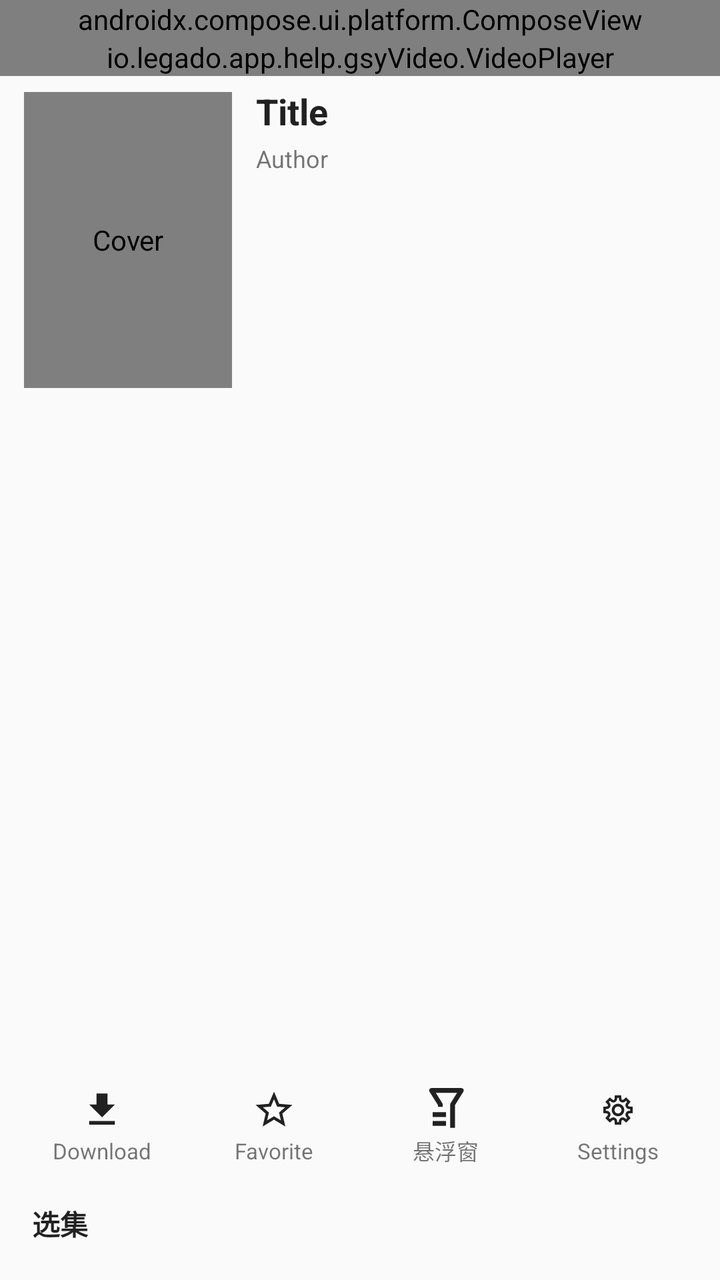
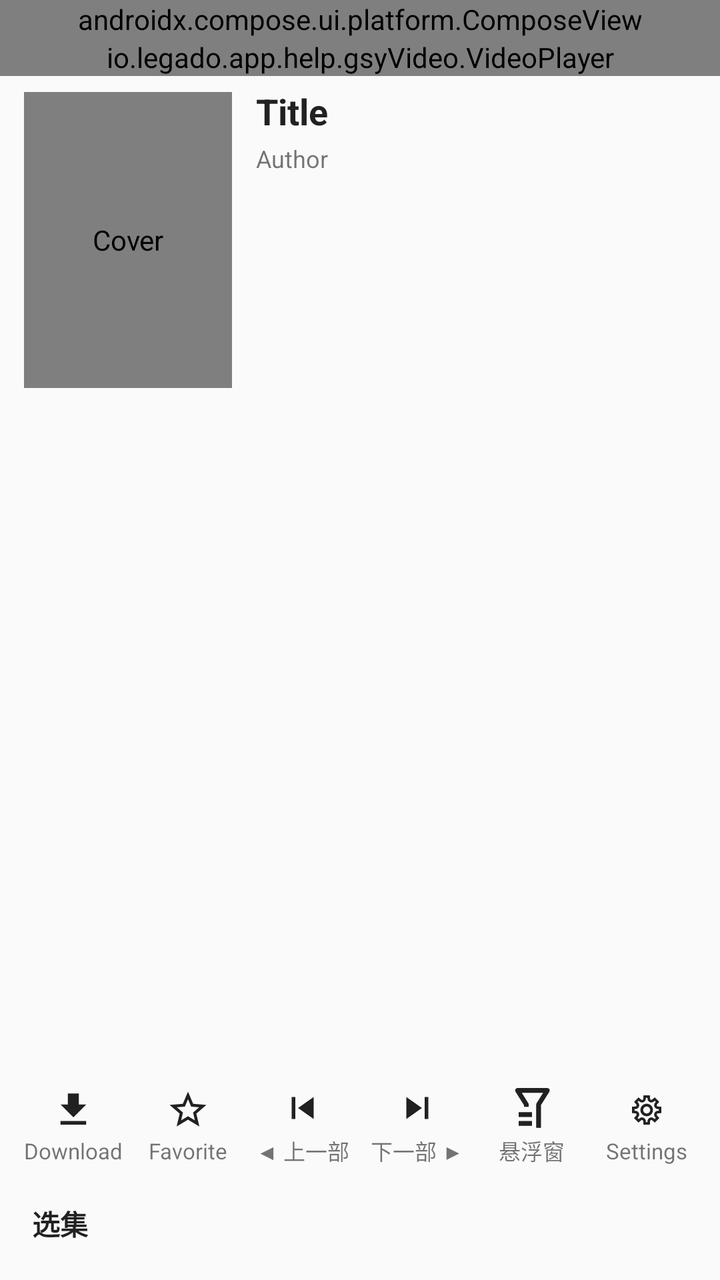

An Android layout rendered at two revisions. The XML below is the earlier revision; the diff shows what the commit changed to produce the second picture.
<!-- AndroidManifest.xml: application theme AppTheme.Light -->
<!-- res/layout/activity_video_player.xml -->
<?xml version="1.0" encoding="utf-8"?>
<LinearLayout xmlns:android="http://schemas.android.com/apk/res/android"
    xmlns:app="http://schemas.android.com/apk/res-auto"
    xmlns:tools="http://schemas.android.com/tools"
    android:layout_width="match_parent"
    android:layout_height="match_parent"
    android:orientation="vertical">

    
    <androidx.compose.ui.platform.ComposeView
        android:id="@+id/compose_top_bar"
        android:layout_width="match_parent"
        android:layout_height="wrap_content" />

    <FrameLayout
        android:id="@+id/layout_content"
        android:layout_width="match_parent"
        android:layout_height="0dp"
        android:layout_weight="1">

        
        <LinearLayout
            android:id="@+id/viewPagerContainer"
            android:layout_width="match_parent"
            android:layout_height="match_parent"
            android:orientation="vertical"
            android:visibility="gone">

            <androidx.viewpager2.widget.ViewPager2
                android:id="@+id/viewPager"
                android:layout_width="match_parent"
                android:layout_height="match_parent" />

        </LinearLayout>

        
        <LinearLayout
            android:id="@+id/legacyContainer"
            android:layout_width="match_parent"
            android:layout_height="match_parent"
            android:orientation="vertical">

            <io.legado.app.help.gsyVideo.VideoPlayer
                android:id="@+id/playerView"
                android:layout_width="match_parent"
                android:layout_height="wrap_content"
                tools:layout_height="300dp" />

            <LinearLayout
                android:id="@+id/data"
                android:layout_width="match_parent"
                android:layout_height="0dp"
                android:layout_marginStart="12dp"
                android:layout_marginTop="8dp"
                android:layout_marginEnd="12dp"
                android:layout_weight="1"
                android:orientation="horizontal">

                <io.legado.app.ui.widget.image.CoverImageView
                    android:id="@+id/iv_cover"
                    android:layout_width="104dp"
                    android:layout_height="148dp"
                    android:contentDescription="@string/img_cover"
                    android:scaleType="centerCrop"
                    android:src="@drawable/image_cover_default" />

                <LinearLayout
                    android:id="@+id/info"
                    android:layout_width="0dp"
                    android:layout_height="match_parent"
                    android:layout_marginStart="12dp"
                    android:layout_weight="1"
                    android:orientation="vertical">

                    <TextView
                        android:id="@+id/tv_name"
                        android:layout_width="match_parent"
                        android:layout_height="wrap_content"
                        android:ellipsize="end"
                        android:includeFontPadding="false"
                        android:maxLines="2"
                        android:text="@string/book_name"
                        android:textColor="@color/primaryText"
                        android:textSize="@dimen/text_18sp"
                        android:textStyle="bold" />

                    <LinearLayout
                        android:layout_width="match_parent"
                        android:layout_height="wrap_content"
                        android:layout_marginTop="6dp"
                        android:gravity="center_vertical"
                        android:orientation="horizontal">

                        <TextView
                            android:id="@+id/tv_author"
                            android:layout_width="0dp"
                            android:layout_height="wrap_content"
                            android:layout_weight="1"
                            android:ellipsize="end"
                            android:includeFontPadding="false"
                            android:maxLines="1"
                            android:text="@string/author"
                            android:textColor="@color/tv_text_summary"
                            android:textSize="@dimen/text_12sp" />

                        
                        <TextView
                            android:id="@+id/tv_prev_film"
                            android:layout_width="wrap_content"
                            android:layout_height="wrap_content"
                            android:background="?attr/selectableItemBackground"
                            android:contentDescription="@string/play_prev_film"
                            android:paddingStart="4dp"
                            android:paddingTop="4dp"
                            android:paddingEnd="10dp"
                            android:paddingBottom="4dp"
                            android:singleLine="true"
                            android:text="@string/play_prev_film"
                            android:textColor="@color/primaryText"
                            android:textSize="@dimen/text_12sp"
                            android:visibility="gone" />

                        <TextView
                            android:id="@+id/tv_next_film"
                            android:layout_width="wrap_content"
                            android:layout_height="wrap_content"
                            android:background="?attr/selectableItemBackground"
                            android:contentDescription="@string/play_next_film"
                            android:paddingStart="10dp"
                            android:paddingTop="4dp"
                            android:paddingEnd="4dp"
                            android:paddingBottom="4dp"
                            android:singleLine="true"
                            android:text="@string/play_next_film"
                            android:textColor="@color/primaryText"
                            android:textSize="@dimen/text_12sp"
                            android:visibility="gone" />
                    </LinearLayout>

                    <androidx.core.widget.NestedScrollView
                        android:id="@+id/scroll_view_r"
                        android:layout_width="match_parent"
                        android:layout_height="0dp"
                        android:layout_marginTop="8dp"
                        android:layout_weight="1"
                        android:scrollbars="none">
                        <FrameLayout
                            android:id="@+id/tv_intro_container"
                            android:layout_width="match_parent"
                            android:layout_height="wrap_content" />
                    </androidx.core.widget.NestedScrollView>

                </LinearLayout>

            </LinearLayout>

            
            <LinearLayout
                android:id="@+id/legacy_actions"
                android:layout_width="match_parent"
                android:layout_height="60dp"
                android:layout_marginStart="8dp"
                android:layout_marginTop="4dp"
                android:layout_marginEnd="8dp"
                android:gravity="center_vertical"
                android:orientation="horizontal">

                <LinearLayout
                    android:id="@+id/action_download"
                    android:layout_width="0dp"
                    android:layout_height="match_parent"
                    android:layout_weight="1"
                    android:background="?attr/selectableItemBackgroundBorderless"
                    android:gravity="center"
                    android:orientation="vertical">

                    <ImageView
                        android:layout_width="22dp"
                        android:layout_height="22dp"
                        android:contentDescription="@string/action_download"
                        android:src="@drawable/ic_download"
                        app:tint="@color/primaryText" />

                    <TextView
                        android:layout_width="wrap_content"
                        android:layout_height="wrap_content"
                        android:layout_marginTop="2dp"
                        android:text="@string/action_download"
                        android:textColor="@color/tv_text_summary"
                        android:textSize="@dimen/text_11sp" />
                </LinearLayout>

                <LinearLayout
                    android:id="@+id/action_star"
                    android:layout_width="0dp"
                    android:layout_height="match_parent"
                    android:layout_weight="1"
                    android:background="?attr/selectableItemBackgroundBorderless"
                    android:gravity="center"
                    android:orientation="vertical">

                    <ImageView
                        android:id="@+id/iv_action_star"
                        android:layout_width="22dp"
                        android:layout_height="22dp"
                        android:contentDescription="@string/favorite"
                        android:src="@drawable/ic_star_border"
                        app:tint="@color/primaryText" />

                    <TextView
                        android:id="@+id/tv_action_star"
                        android:layout_width="wrap_content"
                        android:layout_height="wrap_content"
                        android:layout_marginTop="2dp"
                        android:text="@string/favorite"
                        android:textColor="@color/tv_text_summary"
                        android:textSize="@dimen/text_11sp" />
                </LinearLayout>

                <LinearLayout
                    android:id="@+id/action_float"
                    android:layout_width="0dp"
                    android:layout_height="match_parent"
                    android:layout_weight="1"
                    android:background="?attr/selectableItemBackgroundBorderless"
                    android:gravity="center"
                    android:orientation="vertical">

                    <ImageView
                        android:layout_width="22dp"
                        android:layout_height="22dp"
                        android:contentDescription="@string/float_window"
                        android:src="@drawable/ic_screen"
                        app:tint="@color/primaryText" />

                    <TextView
                        android:layout_width="wrap_content"
                        android:layout_height="wrap_content"
                        android:layout_marginTop="2dp"
                        android:text="@string/float_window"
                        android:textColor="@color/tv_text_summary"
                        android:textSize="@dimen/text_11sp" />
                </LinearLayout>

                <LinearLayout
                    android:id="@+id/action_settings"
                    android:layout_width="0dp"
                    android:layout_height="match_parent"
                    android:layout_weight="1"
                    android:background="?attr/selectableItemBackgroundBorderless"
                    android:gravity="center"
                    android:orientation="vertical">

                    <ImageView
                        android:layout_width="22dp"
                        android:layout_height="22dp"
                        android:contentDescription="@string/setting"
                        android:src="@drawable/ic_settings"
                        app:tint="@color/primaryText" />

                    <TextView
                        android:layout_width="wrap_content"
                        android:layout_height="wrap_content"
                        android:layout_marginTop="2dp"
                        android:text="@string/setting"
                        android:textColor="@color/tv_text_summary"
                        android:textSize="@dimen/text_11sp" />
                </LinearLayout>

            </LinearLayout>

            <LinearLayout
                android:id="@+id/chapters_container"
                android:layout_width="match_parent"
                android:layout_height="wrap_content"
                android:layout_marginBottom="8dp"
                android:orientation="vertical">

                
                <TextView
                    android:id="@+id/tv_route_label"
                    android:layout_width="wrap_content"
                    android:layout_height="wrap_content"
                    android:paddingStart="16dp"
                    android:paddingTop="4dp"
                    android:paddingBottom="2dp"
                    android:text="@string/video_section_routes"
                    android:textColor="@color/primaryText"
                    android:textSize="@dimen/text_14sp"
                    android:textStyle="bold"
                    android:visibility="gone" />

                <androidx.recyclerview.widget.RecyclerView
                    android:id="@+id/volumes"
                    android:layout_width="match_parent"
                    android:layout_height="wrap_content"
                    android:clipToPadding="false"
                    android:orientation="horizontal"
                    android:paddingStart="12dp"
                    android:paddingTop="2dp"
                    android:paddingEnd="12dp"
                    android:paddingBottom="2dp"
                    app:layoutManager="androidx.recyclerview.widget.LinearLayoutManager" />

                <TextView
                    android:id="@+id/tv_episode_label"
                    android:layout_width="wrap_content"
                    android:layout_height="wrap_content"
                    android:paddingStart="16dp"
                    android:paddingTop="4dp"
                    android:paddingBottom="2dp"
                    android:text="@string/video_section_episodes"
                    android:textColor="@color/primaryText"
                    android:textSize="@dimen/text_14sp"
                    android:textStyle="bold" />

                <androidx.recyclerview.widget.RecyclerView
                    android:id="@+id/chapters"
                    android:layout_width="match_parent"
                    android:layout_height="wrap_content"
                    android:clipToPadding="false"
                    android:orientation="horizontal"
                    android:paddingStart="12dp"
                    android:paddingTop="2dp"
                    android:paddingEnd="12dp"
                    android:paddingBottom="6dp"
                    app:layoutManager="androidx.recyclerview.widget.LinearLayoutManager" />

            </LinearLayout>

        </LinearLayout>

    </FrameLayout>

</LinearLayout>
<!-- resources referenced by this layout -->
<resources>
  <color name="primaryText">#de000000</color>
  <color name="tv_text_summary">#8A000000</color>
  <dimen name="text_11sp">11sp</dimen>
  <dimen name="text_12sp">12sp</dimen>
  <dimen name="text_14sp">14sp</dimen>
  <dimen name="text_18sp">18sp</dimen>
  <!-- drawable ic_download (drawable) -->
  <vector xmlns:android="http://schemas.android.com/apk/res/android"
      android:width="24dp"
      android:height="24dp"
      android:viewportWidth="24.0"
      android:viewportHeight="24.0">
      <path
          android:fillColor="#FFFFFFFF"
          android:pathData="M19,9h-4V3H9v6H5l7,7 7,-7zM5,18v2h14v-2H5z" />
  </vector>
  <!-- drawable ic_star_border (drawable) -->
  <vector xmlns:android="http://schemas.android.com/apk/res/android"
      android:width="24dp"
      android:height="24dp"
      android:viewportWidth="24.0"
      android:viewportHeight="24.0">
      <path
          android:fillColor="#FF000000"
          android:pathData="M22,9.24l-7.19,-0.62L12,2 9.19,8.63 2,9.24l5.46,4.73L5.82,21 12,17.27 18.18,21l-1.63,-7.03L22,9.24zM12,15.4l-3.76,2.27 1,-4.28 -3.32,-2.88 4.38,-0.38L12,6.1l1.71,4.04 4.38,0.38 -3.32,2.88 1,4.28L12,15.4z" />
  </vector>
  <string name="action_download">Download</string>
  <string name="author">Author</string>
  <string name="book_name">Title</string>
  <string name="favorite">Favorite</string>
  <string name="float_window">悬浮窗</string>
  <string name="img_cover">Cover</string>
  <string name="play_next_film">下一部 ▶</string>
  <string name="play_prev_film">◀ 上一部</string>
  <string name="setting">Settings</string>
  <string name="video_section_episodes">选集</string>
  <string name="video_section_routes">线路</string>
  <style name="AppTheme.Light" parent="Base.AppTheme">
          <item name="actionBarStyle">@style/AppTheme.AppBarOverlay.Light</item>
      </style>
  <style name="AppTheme.AppBarOverlay.Light" parent="ThemeOverlay.AppCompat.Light">
          <item name="colorAccent">@color/md_grey_900</item>
      </style>
  <color name="primary">@color/md_light_blue_800</color>
  <color name="primaryDark">@color/md_light_blue_900</color>
  <color name="accent">@color/md_pink_800</color>
  <style name="Style.PopupMenu" parent="Widget.AppCompat.PopupMenu">
          <item name="android:popupBackground">@drawable/bg_popup_menu</item>
      </style>
  <style name="Style.MenuItemText" parent="@android:style/TextAppearance.Widget.IconMenu.Item">
          <item name="android:textColor">@color/menu_color_default</item>
          <item name="android:textSize">16sp</item>
      </style>
  <color name="transparent">#00000000</color>
  <color name="md_grey_900">#212121</color>
  <color name="md_light_blue_800">#0277BD</color>
  <color name="md_light_blue_900">#01579B</color>
  <color name="md_pink_800">#AD1457</color>
  <!-- drawable bg_popup_menu (drawable) -->
  <?xml version="1.0" encoding="utf-8"?>
  <shape xmlns:android="http://schemas.android.com/apk/res/android"
         android:shape="rectangle">
  
      <solid android:color="@color/background_menu"/>
  
      <corners android:radius="2dp"/>
  
  </shape>
  <color name="menu_color_default">#383838</color>
  <color name="background_menu">@color/md_grey_200</color>
  <color name="md_grey_200">#EEEEEE</color>
  <!-- unchanged entries left out for length: 4 -->
</resources>

<!-- the commit's change to res/layout/activity_video_player.xml (unified diff, before → after) -->
@@ -102,39 +102,6 @@
                             android:text="@string/author"
                             android:textColor="@color/tv_text_summary"
                             android:textSize="@dimen/text_12sp" />
-
-                        
-                        <TextView
-                            android:id="@+id/tv_prev_film"
-                            android:layout_width="wrap_content"
-                            android:layout_height="wrap_content"
-                            android:background="?attr/selectableItemBackground"
-                            android:contentDescription="@string/play_prev_film"
-                            android:paddingStart="4dp"
-                            android:paddingTop="4dp"
-                            android:paddingEnd="10dp"
-                            android:paddingBottom="4dp"
-                            android:singleLine="true"
-                            android:text="@string/play_prev_film"
-                            android:textColor="@color/primaryText"
-                            android:textSize="@dimen/text_12sp"
-                            android:visibility="gone" />
-
-                        <TextView
-                            android:id="@+id/tv_next_film"
-                            android:layout_width="wrap_content"
-                            android:layout_height="wrap_content"
-                            android:background="?attr/selectableItemBackground"
-                            android:contentDescription="@string/play_next_film"
-                            android:paddingStart="10dp"
-                            android:paddingTop="4dp"
-                            android:paddingEnd="4dp"
-                            android:paddingBottom="4dp"
-                            android:singleLine="true"
-                            android:text="@string/play_next_film"
-                            android:textColor="@color/primaryText"
-                            android:textSize="@dimen/text_12sp"
-                            android:visibility="gone" />
                     </LinearLayout>
 
                     <androidx.core.widget.NestedScrollView
@@ -213,6 +180,58 @@
                         android:layout_height="wrap_content"
                         android:layout_marginTop="2dp"
                         android:text="@string/favorite"
+                        android:textColor="@color/tv_text_summary"
+                        android:textSize="@dimen/text_11sp" />
+                </LinearLayout>
+
+                
+                <LinearLayout
+                    android:id="@+id/action_prev"
+                    android:layout_width="0dp"
+                    android:layout_height="match_parent"
+                    android:layout_weight="1"
+                    android:background="?attr/selectableItemBackgroundBorderless"
+                    android:gravity="center"
+                    android:orientation="vertical">
+
+                    <ImageView
+                        android:layout_width="22dp"
+                        android:layout_height="22dp"
+                        android:contentDescription="@string/play_prev_film"
+                        android:src="@drawable/ic_skip_previous"
+                        app:tint="@color/primaryText" />
+
+                    <TextView
+                        android:layout_width="wrap_content"
+                        android:layout_height="wrap_content"
+                        android:layout_marginTop="2dp"
+                        android:text="@string/play_prev_film"
+                        android:textColor="@color/tv_text_summary"
+                        android:textSize="@dimen/text_11sp" />
+                </LinearLayout>
+
+                
+                <LinearLayout
+                    android:id="@+id/action_next"
+                    android:layout_width="0dp"
+                    android:layout_height="match_parent"
+                    android:layout_weight="1"
+                    android:background="?attr/selectableItemBackgroundBorderless"
+                    android:gravity="center"
+                    android:orientation="vertical">
+
+                    <ImageView
+                        android:layout_width="22dp"
+                        android:layout_height="22dp"
+                        android:contentDescription="@string/play_next_film"
+                        android:src="@drawable/ic_skip_next"
+                        app:tint="@color/primaryText" />
+
+                    <TextView
+                        android:layout_width="wrap_content"
+                        android:layout_height="wrap_content"
+                        android:layout_marginTop="2dp"
+                        android:text="@string/play_next_film"
                         android:textColor="@color/tv_text_summary"
                         android:textSize="@dimen/text_11sp" />
                 </LinearLayout>
<!-- resource entries referenced after the edit -->
@@ -15,6 +15,26 @@
       <path
           android:fillColor="#FFFFFFFF"
           android:pathData="M19,9h-4V3H9v6H5l7,7 7,-7zM5,18v2h14v-2H5z" />
+  </vector>
+  <!-- drawable ic_skip_next (drawable) -->
+  <vector xmlns:android="http://schemas.android.com/apk/res/android"
+      android:width="24dp"
+      android:height="24dp"
+      android:viewportWidth="24.0"
+      android:viewportHeight="24.0">
+      <path
+          android:fillColor="#FFF"
+          android:pathData="M6,18l8.5,-6L6,6v12zM16,6v12h2V6h-2z" />
+  </vector>
+  <!-- drawable ic_skip_previous (drawable) -->
+  <vector xmlns:android="http://schemas.android.com/apk/res/android"
+      android:width="24dp"
+      android:height="24dp"
+      android:viewportWidth="24.0"
+      android:viewportHeight="24.0">
+      <path
+          android:fillColor="#FF000000"
+          android:pathData="M6,6h2v12L6,18zM9.5,12l8.5,6L18,6z" />
   </vector>
   <!-- drawable ic_star_border (drawable) -->
   <vector xmlns:android="http://schemas.android.com/apk/res/android"
